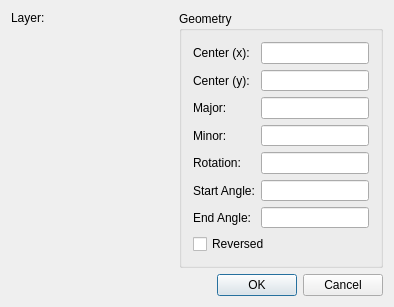
This is librecad/src/ui/forms/qg_dlgellipse.ui in LibreCAD/LibreCAD as Qt 5 draws it before an edit. The edited form follows.
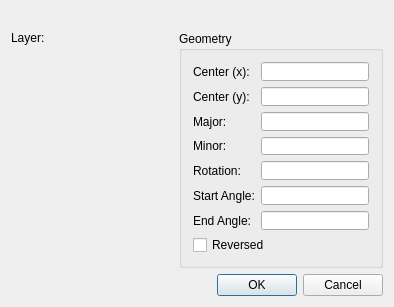
This is the edited form. Custom widgets are drawn as their Qt base class.

Diff of the .ui file:
```diff
--- a/librecad/src/ui/forms/qg_dlgellipse.ui
+++ b/librecad/src/ui/forms/qg_dlgellipse.ui
@@ -26,6 +26,13 @@
    <string>Ellipse</string>
   </property>
   <layout class="QVBoxLayout">
+   <item>
+    <widget class="QLabel" name="lId">
+     <property name="text">
+      <string/>
+     </property>
+    </widget>
+   </item>
    <item>
     <layout class="QHBoxLayout">
      <item>
```
